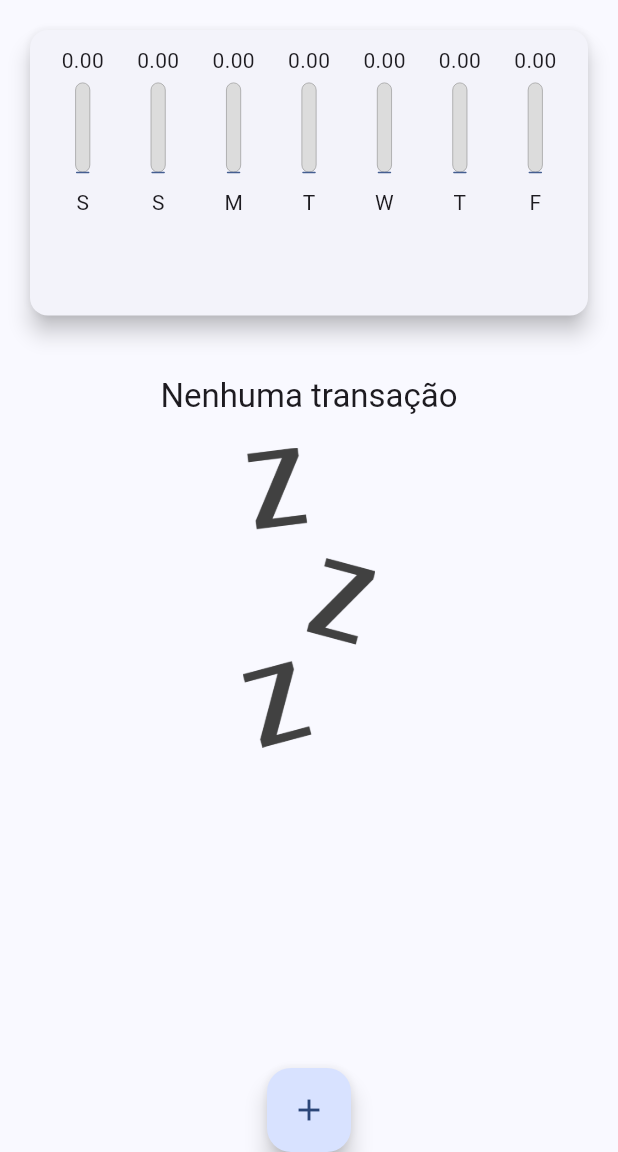
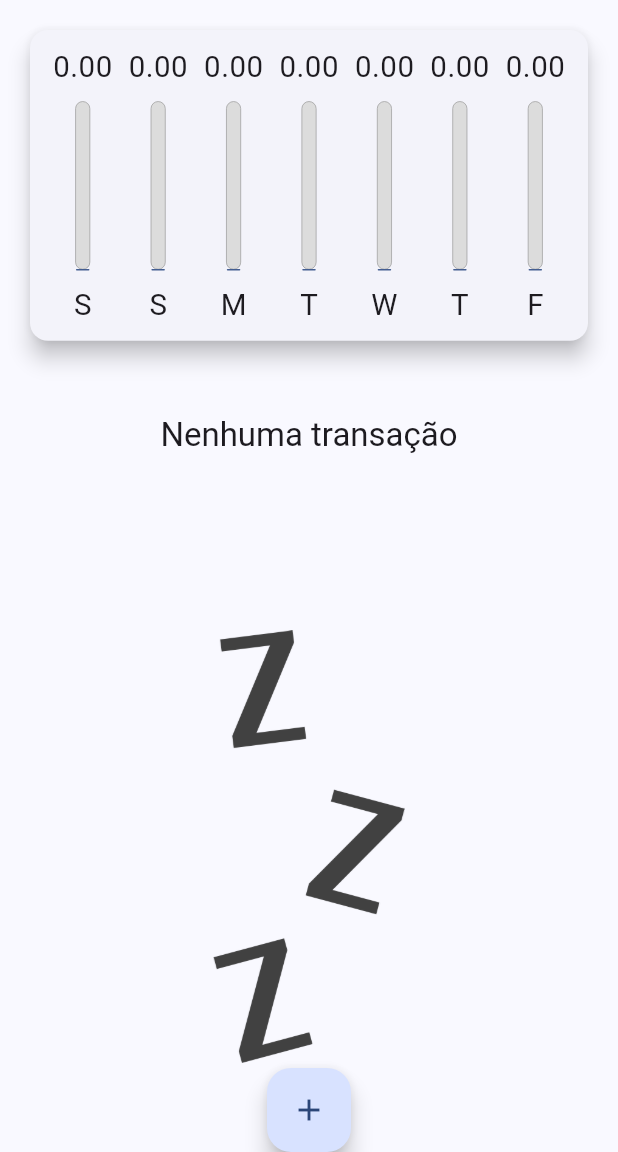
Before and after one commit to gilmario-kpslow/despesas-aula-fluter, a Flutter app: the screen it shows after launch, on a phone screen of 412 x 824 dp, the part 84-1236 px from its top. Run offline on Flutter 3.47's test engine with Material 3 defaults, Android fonts, the phone set to English and light mode, and no system bars.

Commit message:
Comit automatico gerado pelo sistema

```diff
--- a/lib/components/chart_bar.dart
+++ b/lib/components/chart_bar.dart
@@ -13,17 +13,17 @@ class ChartBar extends StatelessWidget {
 
   @override
   Widget build(BuildContext context) {
+    return LayoutBuilder(builder: (ctx, contraints) {
       return Column(
         children: [
-        // Text('R\$${this.valor.toStringAsFixed(2)}'),
           SizedBox(
-            height: 20,
+              height: contraints.maxHeight * 0.15,
               child: FittedBox(child: Text(valor.toStringAsFixed(2)))),
-        const SizedBox(
-          height: 5,
+          SizedBox(
+            height: contraints.maxHeight * 0.05,
           ),
           SizedBox(
-          height: 60,
+            height: contraints.maxHeight * 0.6,
             width: 10,
             child: Stack(
               alignment: Alignment.bottomCenter,
@@ -48,11 +48,14 @@ class ChartBar extends StatelessWidget {
               ],
             ),
           ),
-        const SizedBox(
-          height: 10,
+          SizedBox(
+            height: contraints.maxHeight * 0.05,
           ),
-        Text(label)
+          Container(
+              height: contraints.maxHeight * 0.15,
+              child: FittedBox(child: Text(label)))
         ],
       );
+    });
   }
 }
--- a/lib/components/transaction_list.dart
+++ b/lib/components/transaction_list.dart
@@ -10,28 +10,32 @@ class TransactionList extends StatelessWidget {
 
   @override
   Widget build(BuildContext context) {
-    return SizedBox(
-      child: transacoes.isEmpty
-          ? Column(children: [
-              const SizedBox(
-                height: 20,
+    final vazio = LayoutBuilder(builder: (xtx, constraints) {
+      return Column(children: [
+        SizedBox(
+          height: constraints.maxHeight * 0.05,
         ),
-              Text(
+        Container(
+          height: constraints.maxHeight * 0.20,
+          child: Text(
             "Nenhuma transação",
             style: Theme.of(context).textTheme.titleLarge,
           ),
-              const SizedBox(
-                height: 20,
         ),
         SizedBox(
-                height: 200,
+          height: constraints.maxHeight * 0.05,
+        ),
+        SizedBox(
+          height: constraints.maxHeight * 0.50,
           child: Image.asset(
             "assets/images/waiting.png",
-                  fit: BoxFit.cover,
+            fit: BoxFit.fitHeight,
           ),
-              )
-            ])
-          : ListView.builder(
+        ),
+      ]);
+    });
+
+    final lista = ListView.builder(
         itemCount: transacoes.length,
         itemBuilder: (context, index) {
           final tr = transacoes[index];
@@ -71,7 +75,8 @@ class TransactionList extends StatelessWidget {
               ),
             ),
           );
-              }),
-    );
+        });
+
+    return SizedBox(child: transacoes.isEmpty ? vazio : lista);
   }
 }
--- a/lib/main.dart
+++ b/lib/main.dart
@@ -15,6 +15,8 @@ class FinanceiroApp extends StatelessWidget {
 
   @override
   Widget build(BuildContext context) {
+    // SystemChrome.setPreferredOrientations([DeviceOrientation.landscapeLeft]);
+
     return MaterialApp(
       title: 'FinanceiroApp',
       theme: ThemeData(
@@ -45,6 +47,7 @@ class HomeApp extends StatefulWidget {
 
 class _HomeAppState extends State<HomeApp> {
   final List<Transacao> _transactions = [];
+  bool _showChart = false;
 
   List<Transacao> get _recent {
     return _transactions
@@ -84,32 +87,64 @@ class _HomeAppState extends State<HomeApp> {
 
   @override
   Widget build(BuildContext context) {
+    bool land = MediaQuery.of(context).orientation == Orientation.landscape;
+
     final appBar = AppBar(
       actions: [
+        if (land)
+          IconButton(
+              onPressed: () {
+                setState(() {
+                  _showChart = !_showChart;
+                });
+              },
+              icon: _showChart
+                  ? const Icon(Icons.list)
+                  : const Icon(Icons.show_chart)),
         IconButton(
             onPressed: () {
               _openTransactionFormModal(context);
             },
-            icon: const Icon(Icons.add))
+            icon: const Icon(Icons.add)),
       ],
-      title: const Text("Despesas Pessoais"),
+      title: Text(
+        "Despesas Pessoais",
+        style:
+            TextStyle(fontSize: (20 * MediaQuery.of(context).textScaleFactor)),
+      ),
     );
 
-    final avaliableHeigth = MediaQuery.of(context).size.height -
-        appBar.preferredSize.height -
-        MediaQuery.of(context).padding.top;
+    final avaliableHeigth = MediaQuery.of(context).size.height;
+    -appBar.preferredSize.height - MediaQuery.of(context).padding.top;
 
     return Scaffold(
       appBar: appBar,
-      body: Column(
-        crossAxisAlignment: CrossAxisAlignment.stretch,
-        children: [
-          SizedBox(height: avaliableHeigth * 0.3, child: Chart(_recent)),
-          SizedBox(
-              height: avaliableHeigth * 0.7,
-              child: Expanded(
-                  child: TransactionList(_transactions, _deleteTransaction))),
-        ],
+      body: SingleChildScrollView(
+        child:
+            Column(crossAxisAlignment: CrossAxisAlignment.stretch, children: [
+          // if (land)
+          //   Row(
+          //     mainAxisAlignment: MainAxisAlignment.center,
+          //     children: [
+          //       const Text("Exibir Gráfico"),
+          //       Switch(
+          //           value: _showChart,
+          //           onChanged: (v) {
+          //             setState(() {
+          //               _showChart = v;
+          //             });
+          //           }),
+          //     ],
+          //   ),
+          if (_showChart || !land)
+            SizedBox(
+                height: land ? avaliableHeigth * 0.7 : avaliableHeigth * 0.3,
+                child: Chart(_recent)),
+          if (!_showChart || !land)
+            SizedBox(
+                height: avaliableHeigth * 0.7,
+                child: TransactionList(_transactions, _deleteTransaction)),
+        ]),
       ),
       floatingActionButton: FloatingActionButton(
         child: const Icon(Icons.add),
```
Also changed, not shown: lib/components/transaction_user.dart (deleted, +0 -89 lines). Lines whose indentation alone changed are shown as unchanged.
